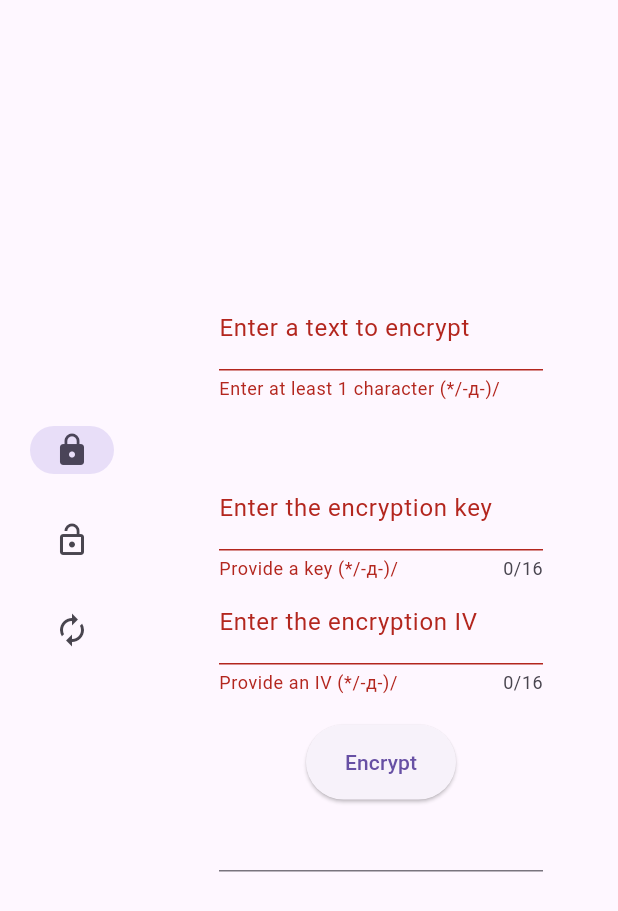
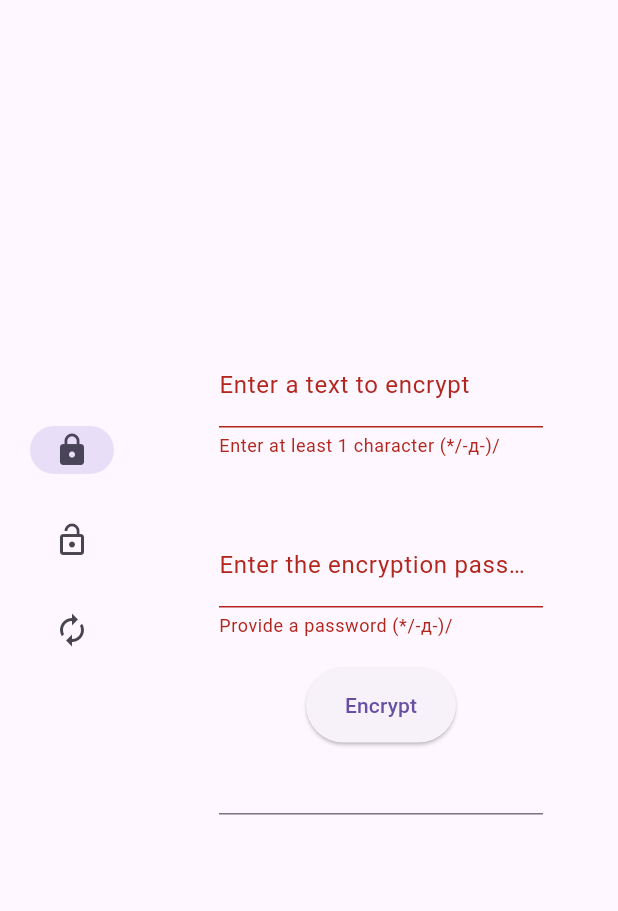
Before and after one commit to willotavio/enc-flutter, a Flutter app: the screen it shows after launch, after a tap on "Encrypt", on a phone screen of 412 x 824 dp. Shown: the top 911 px of the screen. Run offline on Flutter 3.47's test engine with Material 3 defaults, Android fonts, the phone set to English and light mode, and no system bars; missing offline and left inert: pointycastle.

Commit message:
Add deriveKeyAndIv method in Cryptographer class

```diff
--- a/lib/screens/decryption_screen.dart
+++ b/lib/screens/decryption_screen.dart
@@ -5,8 +5,7 @@ class DecryptionScreen extends StatelessWidget{
   @override
   Widget build(BuildContext context){
     TextEditingController _textToDecryptController = TextEditingController();
-    TextEditingController _decryptionKeyController = TextEditingController();
-    TextEditingController _decryptionIvController = TextEditingController();
+    TextEditingController _decryptionPasswordController = TextEditingController();
     final _formKey = GlobalKey<FormState>();
     TextEditingController _decryptedTextResult = TextEditingController();
 
@@ -16,27 +15,12 @@ class DecryptionScreen extends StatelessWidget{
       }
       return null;
     }
-    String? _validateDecryptionKey(String? value){
+    String? _validateDecryptionPassword(String? value){
       if(value == null || value.isEmpty){
-        return "Enter the decryption key (*/•_•)/";
+        return "Enter the decryption password (*/•_•)/";
       }
-      else if(value.length != 16){
-        return "Decryption key must have 16 characters (*/•_•)/";
-      }
-      else if(value == _decryptionIvController.text){
-        return "The key and the IV must not be equal (*/•_•)/";
-      }
-      return null;
-    }
-    String? _validateDecryptionIv(String? value){
-      if(value == null || value.isEmpty){
-        return "Enter the decryption IV (*/•_•)/";
-      }
-      else if(value.length != 16){
-        return "The IV must have 16 characters";
-      }
-      else if(value == _decryptionKeyController){
-        return "The IV and the key must not be equal (*/•_•)/";
+      else if(value.length < 12){
+        return "Decryption password must have at least 12 characters (*/•_•)/";
       }
       return null;
     }
@@ -65,28 +49,18 @@ class DecryptionScreen extends StatelessWidget{
                   ),
                   SizedBox(height: 20),
                   TextFormField(
-                    controller: _decryptionKeyController,
-                    validator: _validateDecryptionKey,
+                    controller: _decryptionPasswordController,
+                    validator: _validateDecryptionPassword,
                     obscureText: true,
                     decoration: InputDecoration(
-                      labelText: "Enter the decryption key",
+                      labelText: "Enter the decryption password",
                     ),
-                    maxLength: 16,
-                  ),
-                  TextFormField(
-                    controller: _decryptionIvController,
-                    validator: _validateDecryptionIv,
-                    obscureText: true,
-                    decoration: InputDecoration(
-                      labelText: "Enter the decryption IV"
-                    ),
-                    maxLength: 16,
                   ),
                   SizedBox(height: 20),
                   ElevatedButton(
                     onPressed: () {
                       if(_formKey.currentState?.validate() ?? false){
-                        _decryptedTextResult.text = Cryptographer.decrypt(_textToDecryptController.text, _decryptionKeyController.text, _decryptionIvController.text);
+                        _decryptedTextResult.text = Cryptographer.decrypt(_textToDecryptController.text, _decryptionPasswordController.text);
                       }
                     },
                     child: Text("Decrypt"),
--- a/lib/screens/encryption_screen.dart
+++ b/lib/screens/encryption_screen.dart
@@ -5,8 +5,7 @@ class EncryptionScreen extends StatelessWidget{
   @override
   Widget build(BuildContext context){
     TextEditingController _textToEncryptController = TextEditingController();
-    TextEditingController _encryptionKeyController = TextEditingController();
-    TextEditingController _encryptionIvController = TextEditingController();
+    TextEditingController _encryptionPasswordController = TextEditingController();
     final _formKey = GlobalKey<FormState>();
     TextEditingController _encryptedTextResult = TextEditingController();
 
@@ -16,28 +15,12 @@ class EncryptionScreen extends StatelessWidget{
       }
       return null;
     }
-    String? _validateEncryptionKey(String? value){
+    String? _validateEncryptionPassword(String? value){
       if(value == null || value.isEmpty){
-        return "Provide a key (*/-д-)/";
+        return "Provide a password (*/-д-)/";
       }
-      else if(value.length != 16){
-        return "The key must have 16 characters (*/-д-)/";
-      }
-      else if(value == _encryptionIvController.text){
-        return "The key and the IV must not be equal (*/-д-)/";
-      }
-      return null;
-    }
-
-    String? _validateEncryptionIv(String? value){
-      if(value == null || value.isEmpty){
-        return "Provide an IV (*/-д-)/";
-      }
-      else if(value.length != 16){
-        return "The IV must have 16 characters (*/-д-)/";
-      }
-      else if(value == _encryptionKeyController.text){
-        return "The IV and the key must not be equal (*/-д-)/";
+      else if(value.length < 12){
+        return "The password must have at least 12 characters (*/-д-)/";
       }
       return null;
     }
@@ -66,22 +49,12 @@ class EncryptionScreen extends StatelessWidget{
                   ),
                   SizedBox(height: 20),
                   TextFormField(
-                    controller: _encryptionKeyController,
-                    validator: _validateEncryptionKey,
+                    controller: _encryptionPasswordController,
+                    validator: _validateEncryptionPassword,
                     obscureText: true,
                     decoration: InputDecoration(
-                      labelText: "Enter the encryption key",
+                      labelText: "Enter the encryption password",
                     ),
-                    maxLength: 16,
-                  ),
-                  TextFormField(
-                    controller: _encryptionIvController,
-                    validator: _validateEncryptionIv,
-                    obscureText: true,
-                    decoration: InputDecoration(
-                      labelText: "Enter the encryption IV",
-                    ),
-                    maxLength: 16,
                   ),
                   SizedBox(height: 20),
                   ElevatedButton(
@@ -90,7 +63,7 @@ class EncryptionScreen extends StatelessWidget{
                     ),
                     onPressed: () {
                       if(_formKey.currentState?.validate() ?? false){
-                        _encryptedTextResult.text = Cryptographer.encrypt(_textToEncryptController.text, _encryptionKeyController.text, _encryptionIvController.text);
+                        _encryptedTextResult.text = Cryptographer.encrypt(_textToEncryptController.text, _encryptionPasswordController.text);
                       }
                     },
                     child: Text("Encrypt"),
--- a/lib/services/cryptographer.dart
+++ b/lib/services/cryptographer.dart
@@ -1,14 +1,18 @@
 import "dart:convert";
+import "dart:math";
 import "dart:typed_data";
-import "package:pointycastle/pointycastle.dart";
+import "package:pointycastle/export.dart";
 
 class Cryptographer{
 
-  static String encrypt(String textToEncrypt, String encryptionKey, String encryptionIv){
+  static String encrypt(String textToEncrypt, String password){
     try{
-      if(textToEncrypt.isNotEmpty && encryptionKey.length == 16 && encryptionIv.length == 16){
-        final Uint8List keyBytes = Uint8List.fromList(utf8.encode(encryptionKey));
-        final Uint8List ivBytes = Uint8List.fromList(utf8.encode(encryptionIv));
+      if(textToEncrypt.isNotEmpty && password.length >= 12){
+        final salt = generateSalt();
+        final keyAndIv = deriveKeyAndIv(password, salt);
+        final Uint8List keyBytes = keyAndIv["key"]!;
+        final Uint8List ivBytes = keyAndIv["iv"]!;
+
         final params = PaddedBlockCipherParameters(ParametersWithIV(KeyParameter(keyBytes), ivBytes), null);
 
         final BlockCipher cipher = PaddedBlockCipher("AES/CBC/PKCS7");
@@ -18,21 +22,20 @@ class Cryptographer{
 
         final encryptedBytes = Uint8List.fromList(cipher.process(textBytes));
         final encryptedText = base64.encode(encryptedBytes);
-        return encryptedText;
+        final base64Salt = base64.encode(salt);
+
+        return "$encryptedText | $base64Salt";
       }
       else{
         String message = "";
         if(textToEncrypt.isEmpty){
           message = "Provide something to be encrypted (`>-л-)>";
         }
-        else if(encryptionKey.length != 16){
-          message = "The key must have 16 characters (`>-л-)>";
+        else if(password.isEmpty){
+          message = "Provide a password (`>-л-)>";
         }
-        else if(encryptionIv.length != 16){
-          message = "The IV must have 16 characters (`>-л-)>";
-        }
-        else if(encryptionKey == encryptionIv){
-          message = "The IV and the key must not be equal (`>-л-)>";
+        else if(password.length < 12){
+          message = "Password must have at least 12 characters (`>-л-)>";
         }
         return message;
       }
@@ -42,11 +45,17 @@ class Cryptographer{
     }
   }
 
-  static String decrypt(String encryptedText, String decryptionKey, String decryptionIv){
+  static String decrypt(String encryptedInfo, String password){
     try{
-      if(encryptedText.isNotEmpty && decryptionKey.length == 16 && decryptionIv.length == 16){
-        final keyBytes = Uint8List.fromList(utf8.encode(decryptionKey));
-        final ivBytes = Uint8List.fromList(utf8.encode(decryptionIv));
+      if(encryptedInfo.isNotEmpty && password.length >= 12){
+        final encryptedText = encryptedInfo.split(" | ")[0];
+        final base64Salt = encryptedInfo.split(" | ")[1];
+        final salt = base64.decode(base64Salt);
+
+        final keyAndIv = deriveKeyAndIv(password, salt);
+        final Uint8List keyBytes = keyAndIv["key"]!;
+        final Uint8List ivBytes = keyAndIv["iv"]!;
+
         final encryptedTextBytes = base64.decode(encryptedText);
 
         final params = PaddedBlockCipherParameters(ParametersWithIV(KeyParameter(keyBytes), ivBytes), null);
@@ -59,17 +68,14 @@ class Cryptographer{
       }
       else{
         String message = "";
-        if(encryptedText.isEmpty){
+        if(encryptedInfo.isEmpty){
           message = "Provide something to be decrypted \\(-д-\\*)";
         }
-        else if(decryptionKey.length != 16){
-          message = "The key must have 16 characters \\(-д-\\*)";
+        else if(password.isEmpty){
+          message = "Provide a password \\(-д-\\*)";
         }
-        else if(decryptionIv.length != 16){
-          message = "The IV must have 16 characters \\(-д-\\*)";
-        }
-        else if(decryptionKey == decryptionIv){
-          message = "The key and the IV must not be equal \\(-д-\\*)";
+        else if(password.length < 12){
+          message = "The password must at least 12 characters \\(-д-\\*)";
         }
         return message;
       }
@@ -78,4 +84,44 @@ class Cryptographer{
       return "Error (*>•л•)>";
     }
   }
+
+  static Uint8List generateSalt(){
+    try{
+      final random = Random.secure();
+      final salt = Uint8List(32);
+      for(int i = 0; i < 32; i++){
+        salt[i] = random.nextInt(256);
+      }
+      return salt;
+    }
+    catch(error){
+      rethrow;
+    }
+  }
+
+  static Map<String, Uint8List> deriveKeyAndIv(String password, Uint8List salt){
+    try{
+      const iterations = 10000;
+      const keyLength = 16;
+      const ivLength = 16;
+
+      final pbkdf2Parameters = Pbkdf2Parameters(
+        salt,
+        iterations,
+        keyLength + ivLength
+      );
+
+      final pbkdf2 = PBKDF2KeyDerivator(HMac(SHA256Digest(), keyLength + ivLength))..init(pbkdf2Parameters);
+
+      final keyAndIv = pbkdf2.process(Uint8List.fromList(utf8.encode(password)));
+
+      final Uint8List key = keyAndIv.sublist(0, keyLength);
+      final Uint8List iv = keyAndIv.sublist(keyLength, keyLength + ivLength);
+
+      return { "key": key, "iv": iv };
+    }
+    catch(error){
+      rethrow;
+    }
+  }
 }
```
